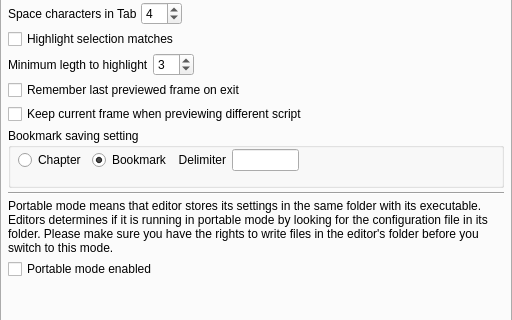
Above: vsedit/src/settings/settings_dialog.ui from AkarinVS/vapoursynth-editor-2 before the change; both pictures show x 0 to 512 and y 156 to 476 of the 512 by 665 pixel window. Below: the same form after it.
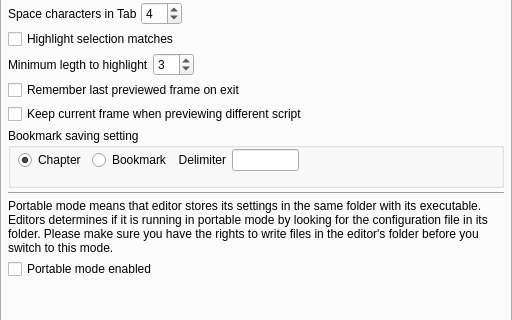
That is the form after the change.

```diff
--- a/vsedit/src/settings/settings_dialog.ui
+++ b/vsedit/src/settings/settings_dialog.ui
@@ -273,7 +273,7 @@
                 <string>Chapter</string>
                </property>
                <property name="checked">
-                <bool>false</bool>
+                <bool>true</bool>
                </property>
               </widget>
              </item>
@@ -283,7 +283,7 @@
                 <string>Bookmark</string>
                </property>
                <property name="checked">
-                <bool>true</bool>
+                <bool>false</bool>
                </property>
               </widget>
              </item>
```
Left out of the diff: 2 changed lines with no effect on the pictures.
